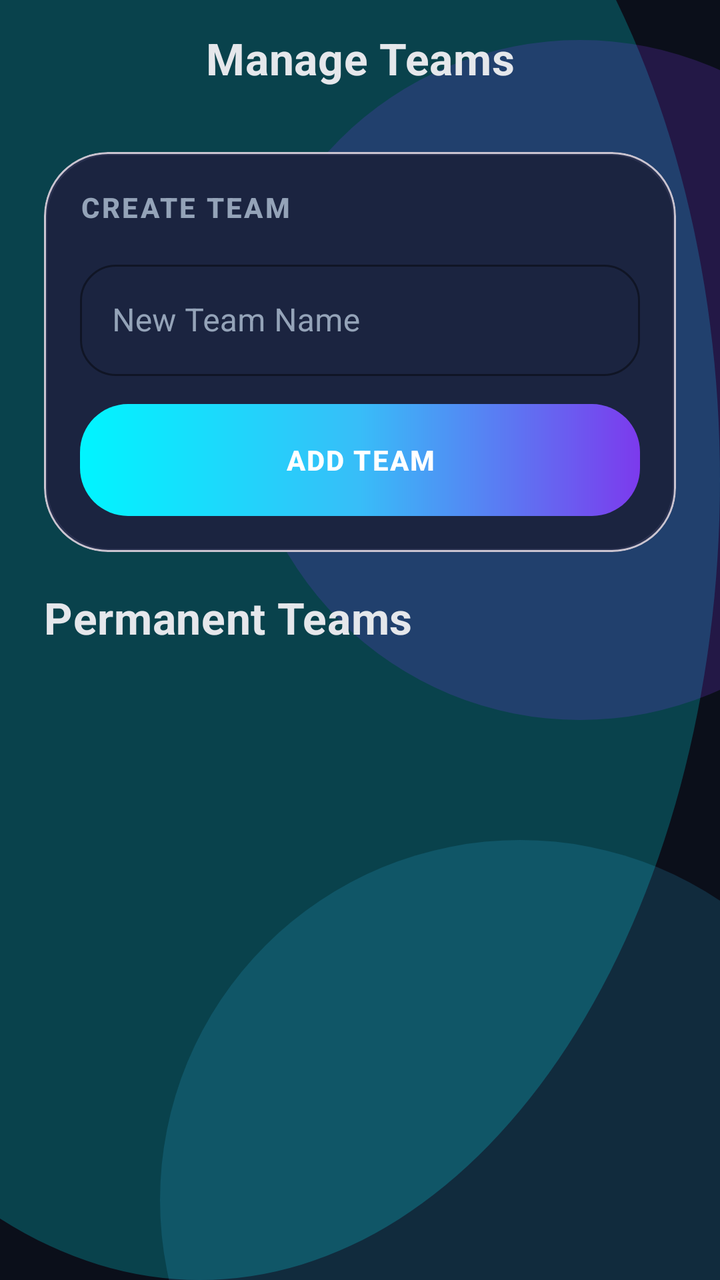
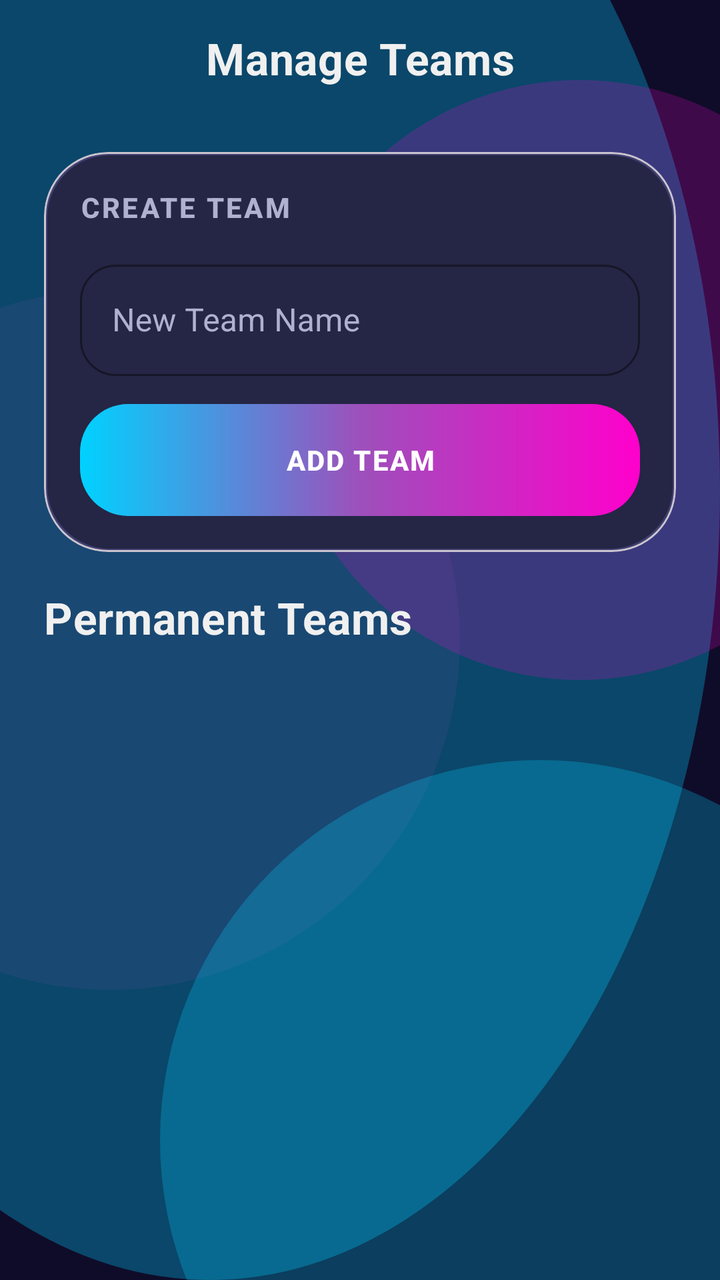

Screens rendered from an Android XML layout before and after an edit, with the pre-edit source and the edit as a unified diff.
<!-- AndroidManifest.xml: application theme Theme.TeamBalancer -->
<!-- res/layout/fragment_manage_teams.xml -->
<?xml version="1.0" encoding="utf-8"?>
<androidx.coordinatorlayout.widget.CoordinatorLayout xmlns:android="http://schemas.android.com/apk/res/android"
    xmlns:app="http://schemas.android.com/apk/res-auto"
    android:layout_width="match_parent"
    android:layout_height="match_parent"
    android:background="@drawable/bg_app_shell">

    <com.google.android.material.appbar.AppBarLayout
        android:layout_width="match_parent"
        android:layout_height="wrap_content"
        android:background="@android:color/transparent"
        app:elevation="0dp">

        <com.google.android.material.appbar.MaterialToolbar
            android:id="@+id/toolbar"
            style="@style/Widget.TeamBalancer.Toolbar"
            android:layout_width="match_parent"
            android:layout_height="wrap_content"
            app:title="Manage Teams"
            app:titleCentered="true" />
    </com.google.android.material.appbar.AppBarLayout>

    <androidx.core.widget.NestedScrollView
        android:layout_width="match_parent"
        android:layout_height="match_parent"
        android:clipToPadding="false"
        app:layout_behavior="@string/appbar_scrolling_view_behavior">

        <LinearLayout
            android:layout_width="match_parent"
            android:layout_height="wrap_content"
            android:orientation="vertical"
            android:paddingHorizontal="@dimen/screen_padding_x"
            android:paddingTop="12dp"
            android:paddingBottom="@dimen/content_bottom_inset">

            <com.google.android.material.card.MaterialCardView
                android:layout_width="match_parent"
                android:layout_height="wrap_content"
                app:cardBackgroundColor="@android:color/transparent"
                app:cardCornerRadius="@dimen/glass_corner"
                app:cardElevation="0dp">

                <LinearLayout
                    android:layout_width="match_parent"
                    android:layout_height="wrap_content"
                    android:background="@drawable/bg_surface_panel"
                    android:orientation="vertical"
                    android:padding="18dp">

                    <TextView
                        android:layout_width="wrap_content"
                        android:layout_height="wrap_content"
                        android:text="CREATE TEAM"
                        android:textAppearance="@style/TextAppearance.TeamBalancer.LabelLarge"
                        android:textColor="@color/on_surface_variant" />

                    <com.google.android.material.textfield.TextInputLayout
                        style="@style/Widget.TeamBalancer.TextInputLayout"
                        android:layout_width="match_parent"
                        android:layout_height="wrap_content"
                        android:layout_marginTop="14dp"
                        android:hint="New Team Name"
                        app:boxBackgroundColor="@color/surface_elevated"
                        app:boxStrokeColor="@color/accent"
                        app:hintTextColor="@color/accent">

                        <com.google.android.material.textfield.TextInputEditText
                            android:id="@+id/editNewTeamName"
                            android:layout_width="match_parent"
                            android:layout_height="wrap_content"
                            android:inputType="textCapWords"
                            android:textColor="@color/on_surface"
                            android:textCursorDrawable="@null" />
                    </com.google.android.material.textfield.TextInputLayout>

                    <com.google.android.material.button.MaterialButton
                        android:id="@+id/btnAddTeam"
                        android:layout_width="match_parent"
                        android:layout_height="@dimen/cta_height"
                        android:layout_marginTop="14dp"
                        android:background="@drawable/bg_cta_gradient"
                        android:letterSpacing="0.05"
                        android:text="ADD TEAM"
                        android:textColor="@color/white"
                        android:textStyle="bold"
                        app:backgroundTint="@null"
                        app:cornerRadius="@dimen/card_corner_lg" />
                </LinearLayout>
            </com.google.android.material.card.MaterialCardView>

            <TextView
                android:layout_width="wrap_content"
                android:layout_height="wrap_content"
                android:layout_marginTop="18dp"
                android:text="Permanent Teams"
                android:textAppearance="@style/TextAppearance.TeamBalancer.TitleLarge"
                android:textColor="@color/on_surface" />

            <androidx.recyclerview.widget.RecyclerView
                android:id="@+id/recyclerTeams"
                android:layout_width="match_parent"
                android:layout_height="wrap_content"
                android:layout_marginTop="10dp"
                android:nestedScrollingEnabled="false" />

        </LinearLayout>
    </androidx.core.widget.NestedScrollView>

</androidx.coordinatorlayout.widget.CoordinatorLayout>
<!-- resources referenced by this layout -->
<resources>
  <color name="accent">#00F5FF</color>
  <color name="on_surface">#E5E7EB</color>
  <color name="on_surface_variant">#94A3B8</color>
  <color name="surface_elevated">#1B2440</color>
  <color name="white">#FFFFFF</color>
  <dimen name="card_corner_lg">28dp</dimen>
  <dimen name="content_bottom_inset">28dp</dimen>
  <dimen name="cta_height">56dp</dimen>
  <dimen name="glass_corner">32dp</dimen>
  <dimen name="screen_padding_x">22dp</dimen>
  <!-- drawable bg_app_shell (drawable) -->
  <?xml version="1.0" encoding="utf-8"?>
  <layer-list xmlns:android="http://schemas.android.com/apk/res/android">
      <item android:drawable="@color/background" />
      <item android:top="-160dp" android:left="-160dp">
          <shape android:shape="oval">
              <size android:width="420dp" android:height="420dp" />
              <solid android:color="#3800F5FF" />
          </shape>
      </item>
      <item android:gravity="end|top" android:right="-100dp" android:top="20dp">
          <shape android:shape="oval">
              <size android:width="340dp" android:height="340dp" />
              <solid android:color="#357C3AED" />
          </shape>
      </item>
      <item android:gravity="end|bottom" android:right="-80dp" android:bottom="-140dp">
          <shape android:shape="oval">
              <size android:width="360dp" android:height="360dp" />
              <solid android:color="#2838BDF8" />
          </shape>
      </item>
  </layer-list>
  <!-- drawable bg_cta_gradient (drawable) -->
  <?xml version="1.0" encoding="utf-8"?>
  <ripple xmlns:android="http://schemas.android.com/apk/res/android"
      android:color="@color/ripple_surface">
      <item>
          <shape android:shape="rectangle">
              <corners android:radius="24dp" />
              <gradient
                  android:angle="0"
                  android:startColor="@color/red_gradient_start"
                  android:centerColor="@color/red_gradient_center"
                  android:endColor="@color/red_gradient_end"
                  android:type="linear" />
          </shape>
      </item>
  </ripple>
  <style name="Widget.TeamBalancer.TextInputLayout" parent="Widget.Material3.TextInputLayout.OutlinedBox">
          <item name="boxCornerRadiusTopStart">18dp</item>
          <item name="boxCornerRadiusTopEnd">18dp</item>
          <item name="boxCornerRadiusBottomStart">18dp</item>
          <item name="boxCornerRadiusBottomEnd">18dp</item>
          <item name="boxStrokeWidth">1dp</item>
          <item name="boxStrokeWidthFocused">2dp</item>
      </style>
  <style name="Theme.TeamBalancer" parent="Base.Theme.TeamBalancer" />
  <color name="background">#0B0F1A</color>
  <color name="ripple_surface">#50FFFFFF</color>
  <color name="red_gradient_start">#00F5FF</color>
  <color name="red_gradient_center">#38BDF8</color>
  <color name="red_gradient_end">#7C3AED</color>
  <color name="divider">#2A3150</color>
  <dimen name="toolbar_min_height">64dp</dimen>
  <color name="primary">#0B0F1A</color>
  <color name="primary_variant">#151B2E</color>
  <color name="secondary">#7C3AED</color>
  <color name="on_secondary">#FFFFFF</color>
  <color name="surface_soft">#252F4D</color>
  <color name="surface">#12182A</color>
  <style name="ShapeAppearance.TeamBalancer.Small" parent="ShapeAppearance.Material3.SmallComponent">
          <item name="cornerSize">10dp</item>
      </style>
  <style name="ShapeAppearance.TeamBalancer.Medium" parent="ShapeAppearance.Material3.MediumComponent">
          <item name="cornerSize">20dp</item>
      </style>
  <!-- unchanged entries left out for length: 17 -->
</resources>

<!-- the commit's change to res/layout/fragment_manage_teams.xml (unified diff, before → after) -->
@@ -79,7 +79,7 @@
                         android:layout_width="match_parent"
                         android:layout_height="@dimen/cta_height"
                         android:layout_marginTop="14dp"
-                        android:background="@drawable/bg_cta_gradient"
+                        android:background="@drawable/bg_button_gradient"
                         android:letterSpacing="0.05"
                         android:text="ADD TEAM"
                         android:textColor="@color/white"
<!-- resource entries referenced after the edit -->
@@ -1,9 +1,9 @@
 <!-- resources referenced by this layout -->
 <resources>
-  <color name="accent">#00F5FF</color>
-  <color name="on_surface">#E5E7EB</color>
-  <color name="on_surface_variant">#94A3B8</color>
-  <color name="surface_elevated">#1B2440</color>
+  <color name="accent">#00D2FF</color>
+  <color name="on_surface">#F0F0F0</color>
+  <color name="on_surface_variant">#B0B0D0</color>
+  <color name="surface_elevated">#252545</color>
   <color name="white">#FFFFFF</color>
   <dimen name="card_corner_lg">28dp</dimen>
   <dimen name="content_bottom_inset">28dp</dimen>
@@ -14,26 +14,40 @@
   <?xml version="1.0" encoding="utf-8"?>
   <layer-list xmlns:android="http://schemas.android.com/apk/res/android">
       <item android:drawable="@color/background" />
-      <item android:top="-160dp" android:left="-160dp">
+  
+      
+      <item android:top="-150dp" android:left="-150dp">
           <shape android:shape="oval">
-              <size android:width="420dp" android:height="420dp" />
-              <solid android:color="#3800F5FF" />
+              <size android:width="400dp" android:height="400dp" />
+              <solid android:color="#4D00D2FF" /> 
           </shape>
       </item>
-      <item android:gravity="end|top" android:right="-100dp" android:top="20dp">
+  
+      
+      <item android:gravity="end|top" android:right="-80dp" android:top="40dp">
           <shape android:shape="oval">
-              <size android:width="340dp" android:height="340dp" />
-              <solid android:color="#357C3AED" />
+              <size android:width="300dp" android:height="300dp" />
+              <solid android:color="#33FF00CC" /> 
           </shape>
       </item>
-      <item android:gravity="end|bottom" android:right="-80dp" android:bottom="-140dp">
+  
+      
+      <item android:gravity="start|center_vertical" android:left="-120dp">
           <shape android:shape="oval">
-              <size android:width="360dp" android:height="360dp" />
-              <solid android:color="#2838BDF8" />
+              <size android:width="350dp" android:height="350dp" />
+              <solid android:color="#1A9D50BB" /> 
+          </shape>
+      </item>
+  
+      
+      <item android:gravity="end|bottom" android:right="-100dp" android:bottom="-120dp">
+          <shape android:shape="oval">
+              <size android:width="380dp" android:height="380dp" />
+              <solid android:color="#4000D2FF" /> 
           </shape>
       </item>
   </layer-list>
-  <!-- drawable bg_cta_gradient (drawable) -->
+  <!-- drawable bg_button_gradient (drawable) -->
   <?xml version="1.0" encoding="utf-8"?>
   <ripple xmlns:android="http://schemas.android.com/apk/res/android"
       android:color="@color/ripple_surface">
@@ -56,21 +70,23 @@
           <item name="boxCornerRadiusBottomEnd">18dp</item>
           <item name="boxStrokeWidth">1dp</item>
           <item name="boxStrokeWidthFocused">2dp</item>
+          <item name="boxStrokeColor">@color/divider</item>
+          <item name="boxBackgroundColor">@color/surface_elevated</item>
       </style>
   <style name="Theme.TeamBalancer" parent="Base.Theme.TeamBalancer" />
-  <color name="background">#0B0F1A</color>
-  <color name="ripple_surface">#50FFFFFF</color>
-  <color name="red_gradient_start">#00F5FF</color>
-  <color name="red_gradient_center">#38BDF8</color>
-  <color name="red_gradient_end">#7C3AED</color>
-  <color name="divider">#2A3150</color>
+  <color name="background">#0F0C29</color>
+  <color name="ripple_surface">#33FFFFFF</color>
+  <color name="red_gradient_start">#00D2FF</color>
+  <color name="red_gradient_center">#9D50BB</color>
+  <color name="red_gradient_end">#FF00CC</color>
+  <color name="divider">#3F3F6F</color>
   <dimen name="toolbar_min_height">64dp</dimen>
-  <color name="primary">#0B0F1A</color>
-  <color name="primary_variant">#151B2E</color>
-  <color name="secondary">#7C3AED</color>
+  <color name="primary">#302B63</color>
+  <color name="primary_variant">#24243E</color>
+  <color name="secondary">#FF00CC</color>
   <color name="on_secondary">#FFFFFF</color>
-  <color name="surface_soft">#252F4D</color>
-  <color name="surface">#12182A</color>
+  <color name="surface_soft">#2E2E5A</color>
+  <color name="surface">#1A1A2E</color>
   <style name="ShapeAppearance.TeamBalancer.Small" parent="ShapeAppearance.Material3.SmallComponent">
           <item name="cornerSize">10dp</item>
       </style>
